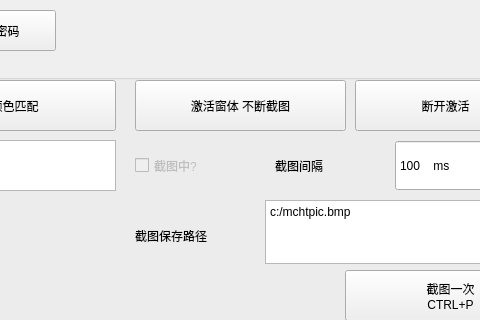
Above: debugform.ui from A-SunsetMkt-Forks/wuwaBackendTool before the change; both pictures show x 385 to 865 and y 0 to 320 of the 997 by 497 pixel window. Below: the same form after it.
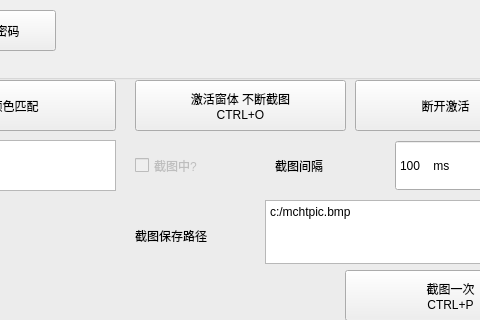
That is the form after the change.

Commit message: 给noki提供截图记录时间 和CTRL O激活

```diff
--- a/debugform.ui
+++ b/debugform.ui
@@ -136,7 +136,8 @@
      </rect>
     </property>
     <property name="text">
-     <string>激活窗体 不断截图</string>
+     <string>激活窗体 不断截图
+CTRL+O</string>
     </property>
    </widget>
    <widget class="QPushButton" name="deactivateBtn">
```
The commit also changes 4 other files.
